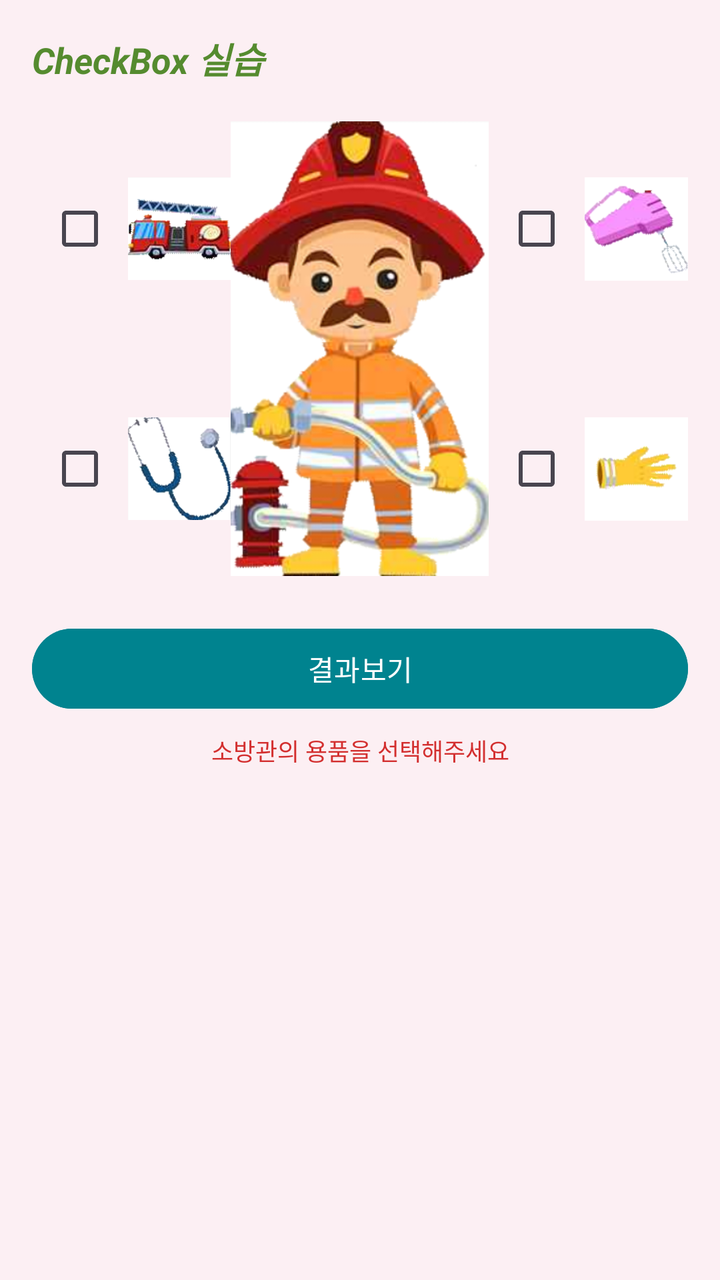
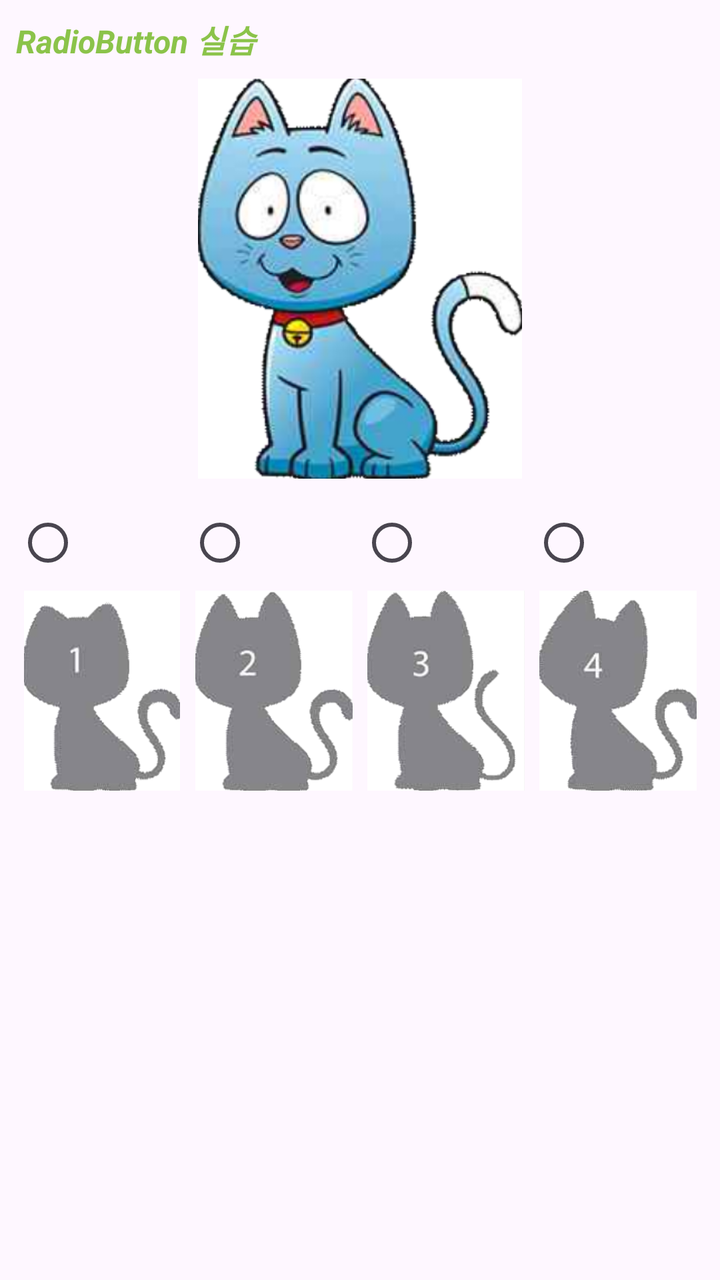

Screens rendered from an Android XML layout before and after an edit, with the pre-edit source and the edit as a unified diff.
<!-- AndroidManifest.xml: application theme Theme.Practice_3 -->
<!-- res/layout/activity_main.xml -->
<?xml version="1.0" encoding="utf-8"?>
<LinearLayout xmlns:android="http://schemas.android.com/apk/res/android"
    android:layout_width="match_parent"
    android:layout_height="match_parent"
    android:background="#FCEFF3"
    android:fitsSystemWindows="true"
    android:orientation="vertical"
    android:padding="16dp">

    <TextView
        android:layout_width="match_parent"
        android:layout_height="wrap_content"
        android:text="CheckBox 실습"
        android:textColor="#558B2F"
        android:textSize="18sp"
        android:textStyle="bold|italic" />

    <LinearLayout
        android:layout_width="match_parent"
        android:layout_height="240dp"
        android:layout_marginTop="12dp"
        android:orientation="horizontal">

        
        <LinearLayout
            android:layout_width="0dp"
            android:layout_height="match_parent"
            android:layout_weight="1"
            android:orientation="vertical">

            <LinearLayout
                android:layout_width="match_parent"
                android:layout_height="0dp"
                android:layout_weight="1"
                android:gravity="center_vertical">

                <CheckBox
                    android:id="@+id/cb1"
                    android:layout_width="wrap_content"
                    android:layout_height="wrap_content"
                    android:contentDescription="소방차 선택" />

                <ImageView
                    android:layout_width="0dp"
                    android:layout_height="60dp"
                    android:layout_weight="1"
                    android:contentDescription="소방차"
                    android:src="@drawable/img1" />
            </LinearLayout>

            <LinearLayout
                android:layout_width="match_parent"
                android:layout_height="0dp"
                android:layout_weight="1"
                android:gravity="center_vertical">

                <CheckBox
                    android:id="@+id/cb3"
                    android:layout_width="wrap_content"
                    android:layout_height="wrap_content"
                    android:contentDescription="핸드믹서 선택" />

                <ImageView
                    android:layout_width="0dp"
                    android:layout_height="60dp"
                    android:layout_weight="1"
                    android:contentDescription="핸드믹서"
                    android:src="@drawable/img3" />
            </LinearLayout>
        </LinearLayout>

        
        <ImageView
            android:layout_width="0dp"
            android:layout_height="match_parent"
            android:layout_weight="1.3"
            android:contentDescription="소방관"
            android:scaleType="fitCenter"
            android:src="@drawable/firefighter" />

        
        <LinearLayout
            android:layout_width="0dp"
            android:layout_height="match_parent"
            android:layout_weight="1"
            android:orientation="vertical">

            <LinearLayout
                android:layout_width="match_parent"
                android:layout_height="0dp"
                android:layout_weight="1"
                android:gravity="center_vertical">

                <CheckBox
                    android:id="@+id/cb2"
                    android:layout_width="wrap_content"
                    android:layout_height="wrap_content"
                    android:contentDescription="청진기 선택" />

                <ImageView
                    android:layout_width="0dp"
                    android:layout_height="60dp"
                    android:layout_weight="1"
                    android:contentDescription="청진기"
                    android:src="@drawable/img2" />
            </LinearLayout>

            <LinearLayout
                android:layout_width="match_parent"
                android:layout_height="0dp"
                android:layout_weight="1"
                android:gravity="center_vertical">

                <CheckBox
                    android:id="@+id/cb4"
                    android:layout_width="wrap_content"
                    android:layout_height="wrap_content"
                    android:contentDescription="장갑 선택" />

                <ImageView
                    android:layout_width="0dp"
                    android:layout_height="60dp"
                    android:layout_weight="1"
                    android:contentDescription="장갑"
                    android:src="@drawable/img4" />
            </LinearLayout>
        </LinearLayout>
    </LinearLayout>

    <Button
        android:id="@+id/btnResult"
        android:layout_width="match_parent"
        android:layout_height="wrap_content"
        android:layout_marginTop="16dp"
        android:backgroundTint="#00838F"
        android:text="결과보기"
        android:textColor="#FFFFFF" />

    <TextView
        android:id="@+id/tvResult"
        android:layout_width="match_parent"
        android:layout_height="wrap_content"
        android:layout_marginTop="8dp"
        android:gravity="center"
        android:text="소방관의 용품을 선택해주세요"
        android:textColor="#D32F2F"
        android:textSize="12sp" />
</LinearLayout>
<!-- resources referenced by this layout -->
<resources>
  <!-- drawable firefighter: png bitmap (drawable, 194577 bytes) -->
  <!-- drawable img1: png bitmap (drawable, 82304 bytes) -->
  <!-- drawable img2: png bitmap (drawable, 45781 bytes) -->
  <!-- drawable img3: png bitmap (drawable, 37933 bytes) -->
  <!-- drawable img4: png bitmap (drawable, 31246 bytes) -->
  <style name="Theme.Practice_3" parent="Base.Theme.Practice_3" />
  <style name="Base.Theme.Practice_3" parent="Theme.Material3.DayNight.NoActionBar">
          
          
      </style>
</resources>

<!-- the commit's change to res/layout/activity_main.xml (unified diff, before → after) -->
@@ -1,148 +1,97 @@
 <?xml version="1.0" encoding="utf-8"?>
 <LinearLayout xmlns:android="http://schemas.android.com/apk/res/android"
+    xmlns:tools="http://schemas.android.com/tools"
     android:layout_width="match_parent"
     android:layout_height="match_parent"
-    android:background="#FCEFF3"
-    android:fitsSystemWindows="true"
     android:orientation="vertical"
-    android:padding="16dp">
+    android:padding="8dp"
+    tools:context=".MainActivity">
 
     <TextView
         android:layout_width="match_parent"
         android:layout_height="wrap_content"
-        android:text="CheckBox 실습"
-        android:textColor="#558B2F"
-        android:textSize="18sp"
+        android:text="RadioButton 실습"
+        android:textColor="#8BC34A"
+        android:textSize="16sp"
         android:textStyle="bold|italic" />
+
+    <ImageView
+        android:id="@+id/imgCat"
+        android:layout_width="200dp"
+        android:layout_height="200dp"
+        android:layout_gravity="center_horizontal"
+        android:layout_marginTop="8dp"
+        android:src="@drawable/cat" />
+
+    <RadioGroup
+        android:id="@+id/radioGroup"
+        android:layout_width="match_parent"
+        android:layout_height="wrap_content"
+        android:layout_marginTop="8dp"
+        android:orientation="horizontal">
+
+        <RadioButton
+            android:id="@+id/radio1"
+            android:layout_width="0dp"
+            android:layout_height="wrap_content"
+            android:layout_weight="1" />
+
+        <RadioButton
+            android:id="@+id/radio2"
+            android:layout_width="0dp"
+            android:layout_height="wrap_content"
+            android:layout_weight="1" />
+
+        <RadioButton
+            android:id="@+id/radio3"
+            android:layout_width="0dp"
+            android:layout_height="wrap_content"
+            android:layout_weight="1" />
+
+        <RadioButton
+            android:id="@+id/radio4"
+            android:layout_width="0dp"
+            android:layout_height="wrap_content"
+            android:layout_weight="1" />
+    </RadioGroup>
 
     <LinearLayout
         android:layout_width="match_parent"
-        android:layout_height="240dp"
-        android:layout_marginTop="12dp"
+        android:layout_height="wrap_content"
         android:orientation="horizontal">
 
-        
-        <LinearLayout
-            android:layout_width="0dp"
-            android:layout_height="match_parent"
-            android:layout_weight="1"
-            android:orientation="vertical">
-
-            <LinearLayout
-                android:layout_width="match_parent"
-                android:layout_height="0dp"
-                android:layout_weight="1"
-                android:gravity="center_vertical">
-
-                <CheckBox
-                    android:id="@+id/cb1"
-                    android:layout_width="wrap_content"
-                    android:layout_height="wrap_content"
-                    android:contentDescription="소방차 선택" />
-
-                <ImageView
-                    android:layout_width="0dp"
-                    android:layout_height="60dp"
-                    android:layout_weight="1"
-                    android:contentDescription="소방차"
-                    android:src="@drawable/img1" />
-            </LinearLayout>
-
-            <LinearLayout
-                android:layout_width="match_parent"
-                android:layout_height="0dp"
-                android:layout_weight="1"
-                android:gravity="center_vertical">
-
-                <CheckBox
-                    android:id="@+id/cb3"
-                    android:layout_width="wrap_content"
-                    android:layout_height="wrap_content"
-                    android:contentDescription="핸드믹서 선택" />
-
-                <ImageView
-                    android:layout_width="0dp"
-                    android:layout_height="60dp"
-                    android:layout_weight="1"
-                    android:contentDescription="핸드믹서"
-                    android:src="@drawable/img3" />
-            </LinearLayout>
-        </LinearLayout>
-
-        
         <ImageView
             android:layout_width="0dp"
-            android:layout_height="match_parent"
-            android:layout_weight="1.3"
-            android:contentDescription="소방관"
-            android:scaleType="fitCenter"
-            android:src="@drawable/firefighter" />
+            android:layout_height="100dp"
+            android:layout_weight="1"
+            android:src="@drawable/cat1" />
 
-        
-        <LinearLayout
+        <ImageView
             android:layout_width="0dp"
-            android:layout_height="match_parent"
+            android:layout_height="100dp"
             android:layout_weight="1"
-            android:orientation="vertical">
+            android:src="@drawable/cat2" />
 
-            <LinearLayout
-                android:layout_width="match_parent"
-                android:layout_height="0dp"
-                android:layout_weight="1"
-                android:gravity="center_vertical">
+        <ImageView
+            android:layout_width="0dp"
+            android:layout_height="100dp"
+            android:layout_weight="1"
+            android:src="@drawable/cat3" />
 
-                <CheckBox
-                    android:id="@+id/cb2"
-                    android:layout_width="wrap_content"
-                    android:layout_height="wrap_content"
-                    android:contentDescription="청진기 선택" />
-
-                <ImageView
-                    android:layout_width="0dp"
-                    android:layout_height="60dp"
-                    android:layout_weight="1"
-                    android:contentDescription="청진기"
-                    android:src="@drawable/img2" />
-            </LinearLayout>
-
-            <LinearLayout
-                android:layout_width="match_parent"
-                android:layout_height="0dp"
-                android:layout_weight="1"
-                android:gravity="center_vertical">
-
-                <CheckBox
-                    android:id="@+id/cb4"
-                    android:layout_width="wrap_content"
-                    android:layout_height="wrap_content"
-                    android:contentDescription="장갑 선택" />
-
-                <ImageView
-                    android:layout_width="0dp"
-                    android:layout_height="60dp"
-                    android:layout_weight="1"
-                    android:contentDescription="장갑"
-                    android:src="@drawable/img4" />
-            </LinearLayout>
-        </LinearLayout>
+        <ImageView
+            android:layout_width="0dp"
+            android:layout_height="100dp"
+            android:layout_weight="1"
+            android:src="@drawable/cat4" />
     </LinearLayout>
-
-    <Button
-        android:id="@+id/btnResult"
-        android:layout_width="match_parent"
-        android:layout_height="wrap_content"
-        android:layout_marginTop="16dp"
-        android:backgroundTint="#00838F"
-        android:text="결과보기"
-        android:textColor="#FFFFFF" />
 
     <TextView
         android:id="@+id/tvResult"
         android:layout_width="match_parent"
         android:layout_height="wrap_content"
-        android:layout_marginTop="8dp"
+        android:layout_marginTop="24dp"
         android:gravity="center"
-        android:text="소방관의 용품을 선택해주세요"
-        android:textColor="#D32F2F"
-        android:textSize="12sp" />
+        android:textSize="20sp"
+        android:textStyle="bold" />
+
 </LinearLayout>
<!-- resource entries referenced after the edit -->
@@ -1,10 +1,10 @@
 <!-- resources referenced by this layout -->
 <resources>
-  <!-- drawable firefighter: png bitmap (drawable, 194577 bytes) -->
-  <!-- drawable img1: png bitmap (drawable, 82304 bytes) -->
-  <!-- drawable img2: png bitmap (drawable, 45781 bytes) -->
-  <!-- drawable img3: png bitmap (drawable, 37933 bytes) -->
-  <!-- drawable img4: png bitmap (drawable, 31246 bytes) -->
+  <!-- drawable cat: png bitmap (drawable, 162458 bytes) -->
+  <!-- drawable cat1: png bitmap (drawable, 23966 bytes) -->
+  <!-- drawable cat2: png bitmap (drawable, 26800 bytes) -->
+  <!-- drawable cat3: png bitmap (drawable, 25074 bytes) -->
+  <!-- drawable cat4: png bitmap (drawable, 25974 bytes) -->
   <style name="Theme.Practice_3" parent="Base.Theme.Practice_3" />
   <style name="Base.Theme.Practice_3" parent="Theme.Material3.DayNight.NoActionBar">
           
